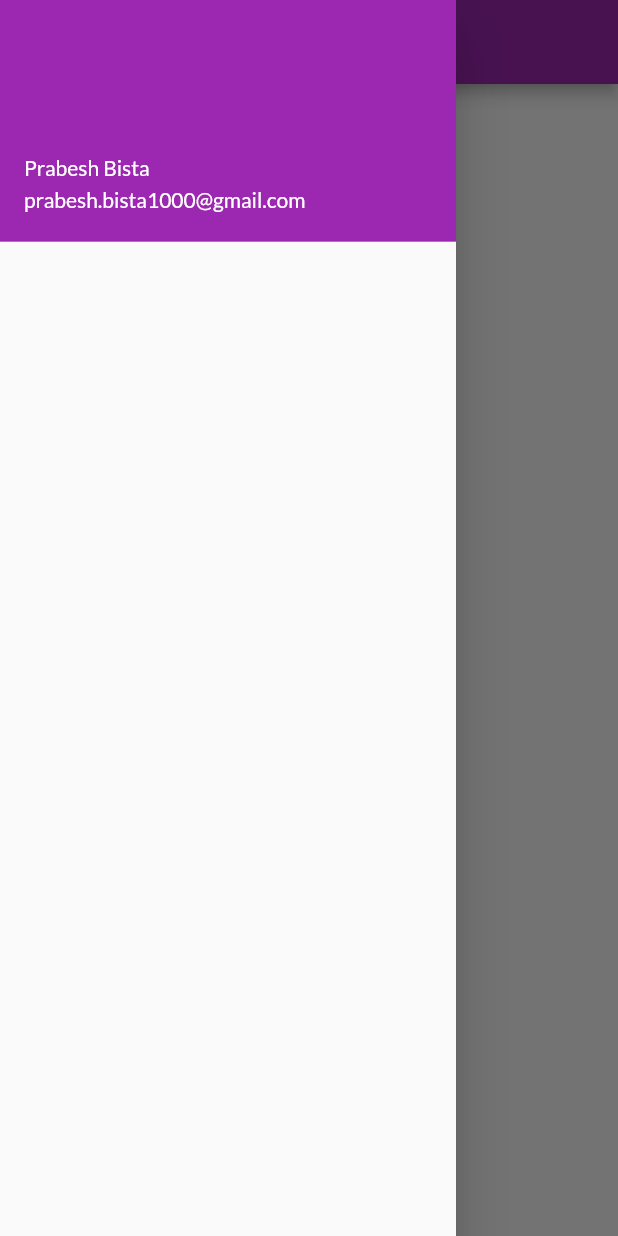
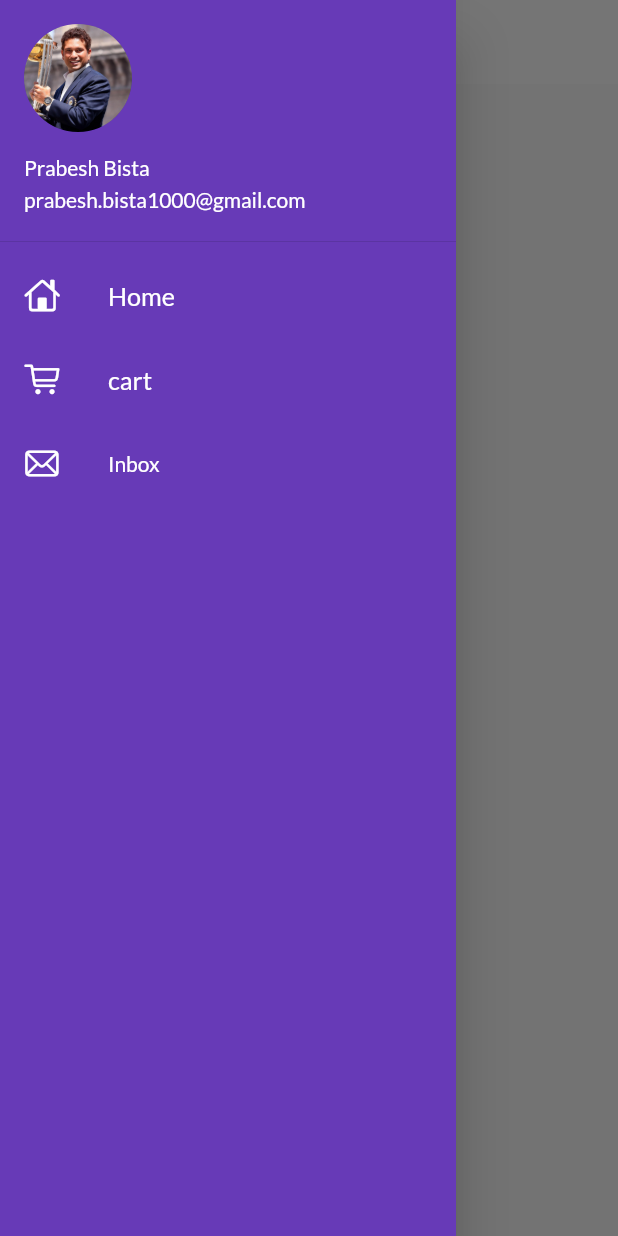
Before and after one commit to PrabeshPP/Flutter, a Flutter app: the screen it shows after launch, with the side drawer open, on a phone screen of 412 x 824 dp. Run offline on Flutter 3.47's test engine with Material 2 defaults, Android fonts, the phone set to English and light mode, and no system bars; our stand-ins replace google_fonts.

Commit message:
theme completed

```diff
--- a/lib/Screens/homepage.dart
+++ b/lib/Screens/homepage.dart
@@ -10,11 +10,12 @@ class Homepage extends StatelessWidget {
     final String last_name="bista";
     return Scaffold(
       appBar: AppBar(
-        title: Text("Snickers"),
-      ),
+        centerTitle: true,
+        title: Text("Book shop"),
+       ),
       body: Center(
         child: Container(
-          child: Text("Hello my name is ${name} ${last_name}"),
+          child: Text("Hello my name is $name $last_name"),
         ),
       ),
       drawer: MyDrawer(),
--- a/lib/main.dart
+++ b/lib/main.dart
@@ -3,7 +3,8 @@ import 'package:flutter_application_1/Screens/homepage.dart';
 // import 'package:flutter_application_1/Screens/homepage.dart';
 import 'package:flutter_application_1/Screens/login_page.dart';
 import 'package:flutter_application_1/utils/routes.dart';
-import 'package:google_fonts/google_fonts.dart';
+import 'package:flutter_application_1/widgets/themedata.dart';
+
 
 
 
@@ -20,11 +21,8 @@ class MyApp extends StatelessWidget {
     return MaterialApp(
       // home: Homepage(),
       themeMode: ThemeMode.light,
-      theme: ThemeData(primarySwatch: Colors.purple,
-      fontFamily: GoogleFonts.lato().fontFamily,
-      // primaryTextTheme:GoogleFonts.latoTextTheme()
-      ),
-      darkTheme: ThemeData(brightness: Brightness.dark),
+      theme:Mytheme.lightTheme(context),
+      darkTheme: Mytheme.darkTheme(context),
       debugShowCheckedModeBanner: false,
 
       //routes  for the screen
--- a/lib/widgets/drawer.dart
+++ b/lib/widgets/drawer.dart
@@ -1,24 +1,63 @@
+import 'package:flutter/cupertino.dart';
 import 'package:flutter/material.dart';
+
 class MyDrawer extends StatelessWidget {
-  const MyDrawer({ Key key }) : super(key: key);
+  const MyDrawer({Key key}) : super(key: key);
 
   @override
   Widget build(BuildContext context) {
     return Drawer(
+
+      child: Container(
+        color: Colors.deepPurple,
         child: ListView(
+          padding: EdgeInsets.zero,
           children: [
-
             DrawerHeader(
               padding: EdgeInsets.zero,
-            child:UserAccountsDrawerHeader(
+              child: UserAccountsDrawerHeader(
                 accountName: Text("Prabesh Bista"),
                 accountEmail: Text("prabesh.bista1000@gmail.com"),
                 margin: EdgeInsets.zero,
+                currentAccountPicture: CircleAvatar(
+                  backgroundImage: AssetImage("assets/images/sachin.jpg"),
+
+                ),
+              ),
+            ),
+          ListTile(
+            leading: Icon(CupertinoIcons.home,
+            color: Colors.white),
+            title: Text("Home",
+            textScaleFactor: 1.2,
+            style: TextStyle(color: Colors.white,
+            fontWeight: FontWeight.w400
+            ),
+            ),
+          ),
+          ListTile(
+            leading:Icon(CupertinoIcons.cart,
+            color:Colors.white),
+            title: Text("cart",
+            textScaleFactor: 1.2,
+            style: TextStyle(color: Colors.white,
+            fontWeight: FontWeight.w400),
+            ),
+
+
+          ),
+
+          ListTile(
+
+            leading: Icon(CupertinoIcons.mail,
+            color: Colors.white),
+            title: Text("Inbox",
+            style: TextStyle(color: Colors.white,fontWeight: FontWeight.w400),
             ),
           )
           ],
         ),
-
+      ),
     );
   }
 }
--- /dev/null
+++ b/lib/widgets/themedata.dart
@@ -0,0 +1,22 @@
+import 'package:flutter/material.dart';
+import 'package:google_fonts/google_fonts.dart';
+
+class Mytheme {
+  static ThemeData  lightTheme(BuildContext context) => ThemeData(
+        primarySwatch: Colors.deepPurple,
+        fontFamily: GoogleFonts.lato().fontFamily,
+        // primaryTextTheme:GoogleFonts.latoTextTheme()
+        appBarTheme: AppBarTheme(
+            color: Colors.white,
+            elevation: 0.0,
+            iconTheme: IconThemeData(color: Colors.black),
+            textTheme: Theme.of(context).textTheme),
+      );
+
+
+      static ThemeData  darkTheme(BuildContext context) => ThemeData(
+        brightness: Brightness.dark,
+      );
+
+
+}
```
Also changed, not shown: pubspec.lock. Lines whose indentation alone changed are shown as unchanged.
